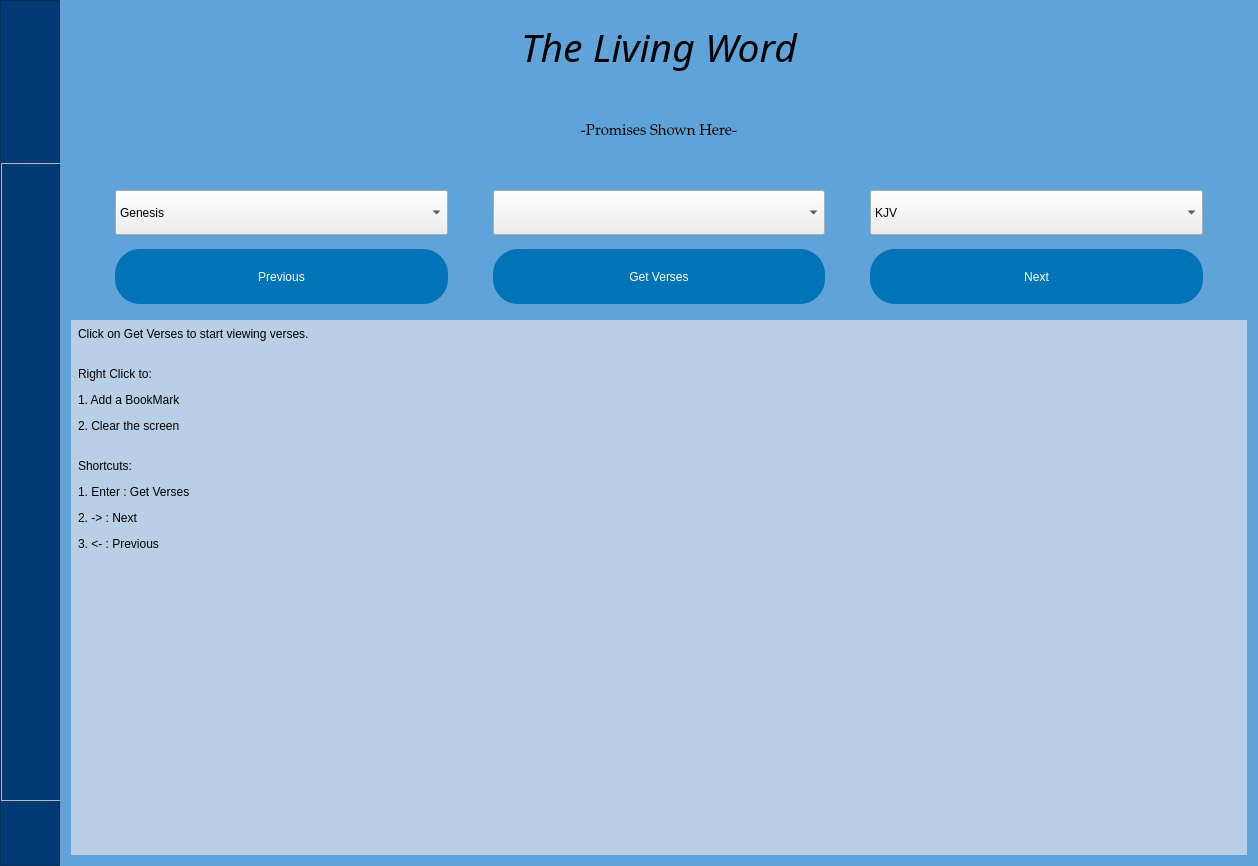
Christo77793/The-Living-Word, file UI/Bible Design.ui: the form before one commit.
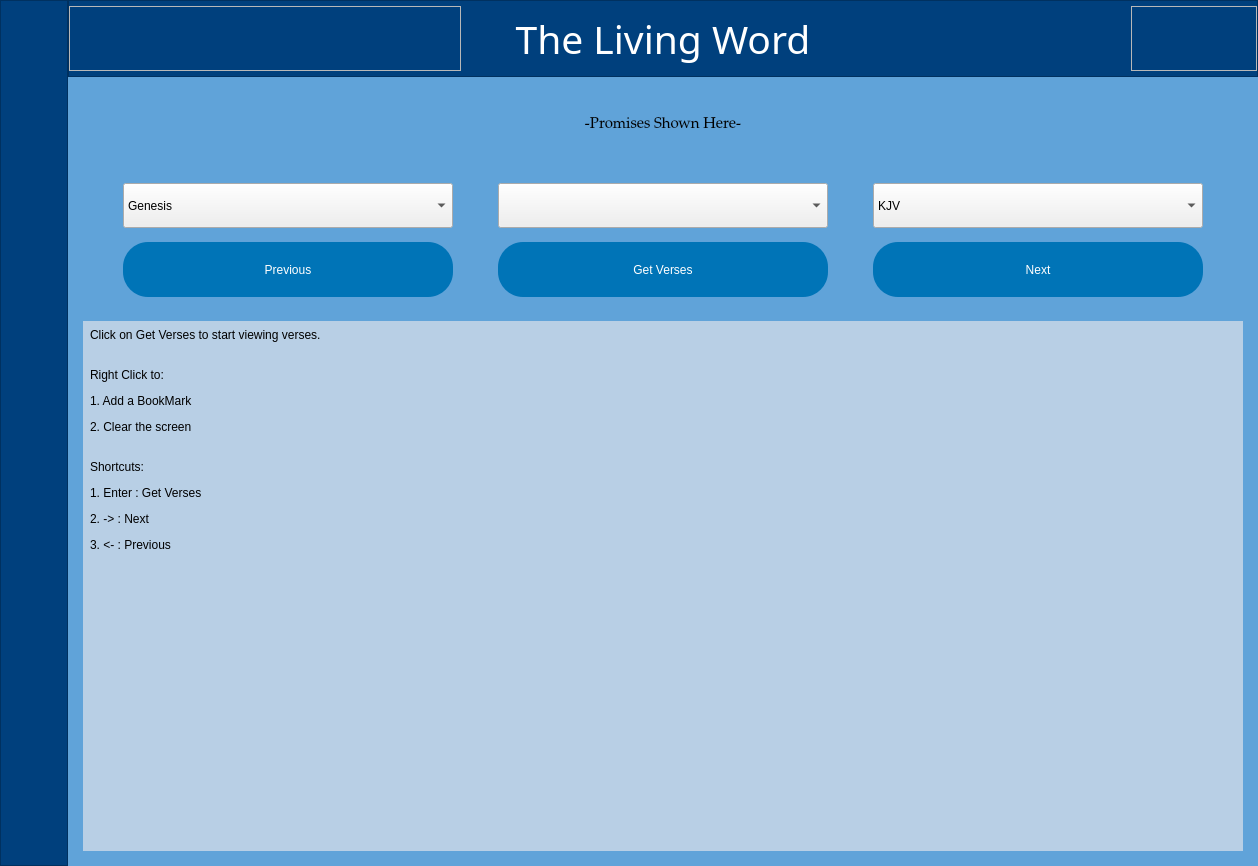
The form after the commit. Icons and pictures are not drawn.

Commit message: UI improved with custom title bar

What changed in the file:
```diff
--- a/UI/Bible Design.ui
+++ b/UI/Bible Design.ui
@@ -34,6 +34,11 @@
      <height>16777215</height>
     </size>
    </property>
+   <property name="styleSheet">
+    <string notr="true">#centralwidget{
+	border-radius: 35px;
+}</string>
+   </property>
    <layout class="QHBoxLayout" name="horizontalLayout_5">
     <property name="spacing">
      <number>0</number>
@@ -54,23 +59,29 @@
      <widget class="QFrame" name="side_menu_frame">
       <property name="minimumSize">
        <size>
-        <width>60</width>
+        <width>68</width>
         <height>0</height>
        </size>
       </property>
       <property name="maximumSize">
        <size>
-        <width>60</width>
+        <width>68</width>
         <height>16777215</height>
        </size>
       </property>
       <property name="styleSheet">
        <string notr="true">#side_menu_frame{
-	background-color: rgb(0, 59, 115);
+	background-color: rgb(0, 64, 125);
+/*	background-color: rgb(0, 76, 148);
+	background-color: rgb(0, 59, 115);*/
 }
 
 QPushButton{
-	border-radius: 5px;
+	border-radius: 11px;
+}
+
+QPushButton:hover{
+	background-color: rgb(0, 76, 148)
 }
 
 QLabel{
@@ -88,13 +99,13 @@
         <number>0</number>
        </property>
        <property name="leftMargin">
-        <number>0</number>
+        <number>3</number>
        </property>
        <property name="topMargin">
         <number>0</number>
        </property>
        <property name="rightMargin">
-        <number>5</number>
+        <number>0</number>
        </property>
        <property name="bottomMargin">
         <number>0</number>
@@ -112,20 +123,36 @@
            <number>0</number>
           </property>
           <property name="topMargin">
-           <number>15</number>
+           <number>9</number>
           </property>
           <property name="rightMargin">
-           <number>25</number>
+           <number>10</number>
           </property>
           <property name="bottomMargin">
-           <number>15</number>
+           <number>9</number>
           </property>
           <property name="horizontalSpacing">
-           <number>0</number>
+           <number>5</number>
           </property>
           <property name="verticalSpacing">
            <number>35</number>
           </property>
+          <item row="4" column="0">
+           <spacer name="verticalSpacer">
+            <property name="locale">
+             <locale language="English" country="Canada"/>
+            </property>
+            <property name="orientation">
+             <enum>Qt::Vertical</enum>
+            </property>
+            <property name="sizeHint" stdset="0">
+             <size>
+              <width>20</width>
+              <height>40</height>
+             </size>
+            </property>
+           </spacer>
+          </item>
           <item row="2" column="0" alignment="Qt::AlignLeft">
            <widget class="QPushButton" name="notesButton">
             <property name="text">
@@ -254,16 +281,6 @@
             </property>
            </widget>
           </item>
-          <item row="4" column="0">
-           <widget class="QFrame" name="gap_frame">
-            <property name="frameShape">
-             <enum>QFrame::StyledPanel</enum>
-            </property>
-            <property name="frameShadow">
-             <enum>QFrame::Raised</enum>
-            </property>
-           </widget>
-          </item>
          </layout>
         </widget>
        </item>
@@ -342,40 +359,197 @@
               <number>7</number>
              </property>
              <property name="leftMargin">
-              <number>11</number>
+              <number>0</number>
+             </property>
+             <property name="topMargin">
+              <number>0</number>
              </property>
              <property name="rightMargin">
-              <number>11</number>
+              <number>0</number>
              </property>
              <item>
-              <widget class="QLabel" name="bible_promise_heading">
+              <widget class="QFrame" name="app_title">
                <property name="minimumSize">
                 <size>
                  <width>0</width>
-                 <height>75</height>
+                 <height>0</height>
                 </size>
                </property>
-               <property name="maximumSize">
-                <size>
-                 <width>16777215</width>
-                 <height>75</height>
-                </size>
+               <property name="styleSheet">
+                <string notr="true">#app_title{
+/*	background-color: rgb(0, 76, 148);
+	background-color: rgb(0, 59, 115);*/
+	background-color: rgb(0, 64, 125);
+}</string>
                </property>
-               <property name="font">
-                <font>
-                 <family>Harlow Solid Italic</family>
-                 <pointsize>29</pointsize>
-                 <weight>50</weight>
-                 <italic>true</italic>
-                 <bold>false</bold>
-                </font>
+               <property name="locale">
+                <locale language="English" country="Canada"/>
                </property>
-               <property name="text">
-                <string>The Living Word</string>
+               <property name="frameShape">
+                <enum>QFrame::StyledPanel</enum>
                </property>
-               <property name="alignment">
-                <set>Qt::AlignCenter</set>
+               <property name="frameShadow">
+                <enum>QFrame::Raised</enum>
                </property>
+               <layout class="QHBoxLayout" name="horizontalLayout_6">
+                <property name="leftMargin">
+                 <number>0</number>
+                </property>
+                <property name="topMargin">
+                 <number>5</number>
+                </property>
+                <property name="rightMargin">
+                 <number>0</number>
+                </property>
+                <property name="bottomMargin">
+                 <number>5</number>
+                </property>
+                <item>
+                 <widget class="QFrame" name="gap_frame">
+                  <property name="locale">
+                   <locale language="English" country="Canada"/>
+                  </property>
+                  <property name="frameShape">
+                   <enum>QFrame::StyledPanel</enum>
+                  </property>
+                  <property name="frameShadow">
+                   <enum>QFrame::Raised</enum>
+                  </property>
+                 </widget>
+                </item>
+                <item>
+                 <widget class="QLabel" name="app_name">
+                  <property name="minimumSize">
+                   <size>
+                    <width>0</width>
+                    <height>65</height>
+                   </size>
+                  </property>
+                  <property name="maximumSize">
+                   <size>
+                    <width>16777215</width>
+                    <height>65</height>
+                   </size>
+                  </property>
+                  <property name="font">
+                   <font>
+                    <family>Gabriola</family>
+                    <pointsize>29</pointsize>
+                    <weight>50</weight>
+                    <italic>false</italic>
+                    <bold>false</bold>
+                   </font>
+                  </property>
+                  <property name="styleSheet">
+                   <string notr="true">color: rgb(255, 255, 255)</string>
+                  </property>
+                  <property name="locale">
+                   <locale language="English" country="Canada"/>
+                  </property>
+                  <property name="text">
+                   <string>The Living Word</string>
+                  </property>
+                  <property name="alignment">
+                   <set>Qt::AlignCenter</set>
+                  </property>
+                 </widget>
+                </item>
+                <item alignment="Qt::AlignRight">
+                 <widget class="QFrame" name="window_manipulation_buttons">
+                  <property name="styleSheet">
+                   <string notr="true">QPushButton{
+	border-radius: 0px;
+}</string>
+                  </property>
+                  <property name="locale">
+                   <locale language="English" country="Canada"/>
+                  </property>
+                  <property name="frameShape">
+                   <enum>QFrame::StyledPanel</enum>
+                  </property>
+                  <property name="frameShadow">
+                   <enum>QFrame::Raised</enum>
+                  </property>
+                  <layout class="QHBoxLayout" name="horizontalLayout_8">
+                   <property name="spacing">
+                    <number>10</number>
+                   </property>
+                   <property name="leftMargin">
+                    <number>0</number>
+                   </property>
+                   <property name="topMargin">
+                    <number>0</number>
+                   </property>
+                   <property name="rightMargin">
+                    <number>8</number>
+                   </property>
+                   <property name="bottomMargin">
+                    <number>0</number>
+                   </property>
+                   <item>
+                    <widget class="QPushButton" name="minimiseButton">
+                     <property name="toolTip">
+                      <string>&lt;html&gt;&lt;head/&gt;&lt;body&gt;&lt;p&gt;&lt;span style=&quot; font-size:9pt;&quot;&gt;Minimise&lt;/span&gt;&lt;/p&gt;&lt;/body&gt;&lt;/html&gt;</string>
+                     </property>
+                     <property name="locale">
+                      <locale language="English" country="Canada"/>
+                     </property>
+                     <property name="text">
+                      <string/>
+                     </property>
+                     <property name="icon">
+                      <iconset>
+                       <normaloff>../Images/Buttons/minimise.png</normaloff>../Images/Buttons/minimise.png</iconset>
+                     </property>
+                     <property name="iconSize">
+                      <size>
+                       <width>20</width>
+                       <height>20</height>
+                      </size>
+                     </property>
+                    </widget>
+                   </item>
+                   <item>
+                    <widget class="QPushButton" name="restoreButton">
+                     <property name="toolTip">
+                      <string>&lt;html&gt;&lt;head/&gt;&lt;body&gt;&lt;p&gt;&lt;span style=&quot; font-size:9pt;&quot;&gt;Restore&lt;/span&gt;&lt;/p&gt;&lt;/body&gt;&lt;/html&gt;</string>
+                     </property>
+                     <property name="locale">
+                      <locale language="English" country="Canada"/>
+                     </property>
+                     <property name="text">
+                      <string/>
+                     </property>
+                     <property name="icon">
+                      <iconset>
+                       <normaloff>../Images/Buttons/restore.png</normaloff>../Images/Buttons/restore.png</iconset>
+                     </property>
+                    </widget>
+                   </item>
+                   <item>
+                    <widget class="QPushButton" name="closeButton">
+                     <property name="toolTip">
+                      <string>&lt;html&gt;&lt;head/&gt;&lt;body&gt;&lt;p&gt;&lt;span style=&quot; font-size:9pt;&quot;&gt;Close&lt;/span&gt;&lt;/p&gt;&lt;/body&gt;&lt;/html&gt;</string>
+                     </property>
+                     <property name="styleSheet">
+                      <string notr="true"/>
+                     </property>
+                     <property name="locale">
+                      <locale language="English" country="Canada"/>
+                     </property>
+                     <property name="text">
+                      <string/>
+                     </property>
+                     <property name="icon">
+                      <iconset>
+                       <normaloff>../Images/Buttons/close.png</normaloff>../Images/Buttons/close.png</iconset>
+                     </property>
+                    </widget>
+                   </item>
+                  </layout>
+                 </widget>
+                </item>
+               </layout>
               </widget>
              </item>
              <item>
@@ -1179,16 +1353,16 @@
            <number>0</number>
           </property>
           <property name="leftMargin">
-           <number>11</number>
+           <number>15</number>
           </property>
           <property name="topMargin">
-           <number>7</number>
+           <number>15</number>
           </property>
           <property name="rightMargin">
-           <number>11</number>
+           <number>15</number>
           </property>
           <property name="bottomMargin">
-           <number>11</number>
+           <number>15</number>
           </property>
           <item>
            <widget class="QScrollArea" name="scrollableArea">
@@ -1218,8 +1392,8 @@
               <rect>
                <x>0</x>
                <y>0</y>
-               <width>1176</width>
-               <height>527</height>
+               <width>1160</width>
+               <height>524</height>
               </rect>
              </property>
              <property name="maximumSize">
```
Left out of the diff: 153 changed lines with no effect on the pictures. The commit also changes 5 other files.
